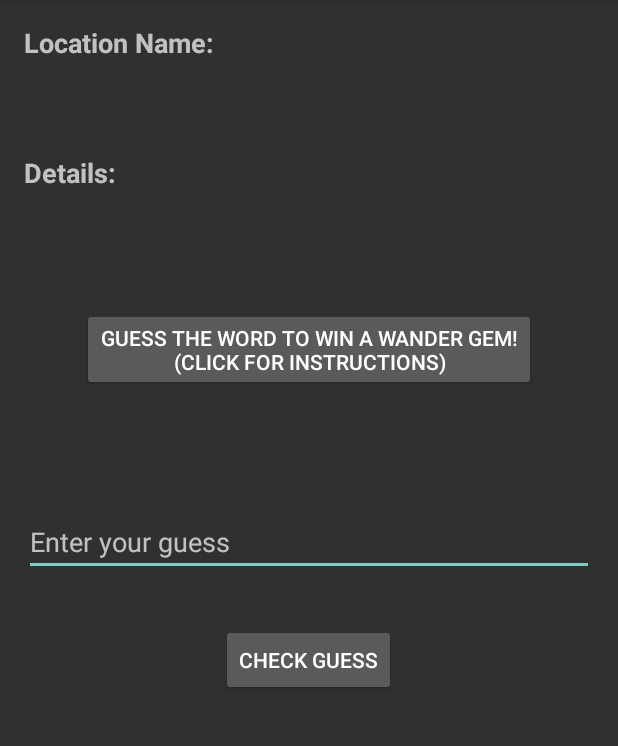
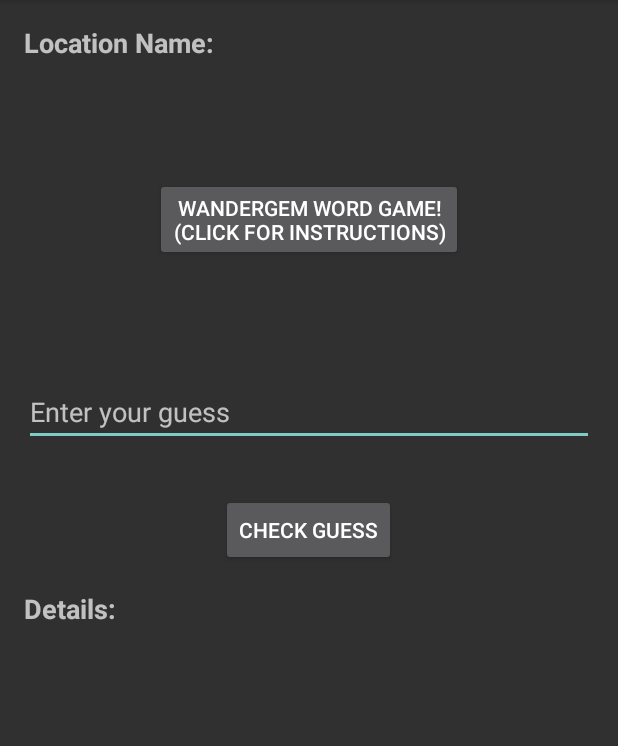
Before and after one commit to jaylinsg/WanderWord_AndroidApp, an Android app: the LocationDetailActivity screen opened directly, with no data from a screen before it, on a phone screen of 412 x 824 dp, the part 84-830 px from its top. Run offline under Robolectric (Android 15) with nearby library versions, the phone set to English and light mode, and no system bars; 3 statements that could not run were skipped.

Commit message:
when user wins, wandergem appears in fragment

```diff
--- a/app/src/main/res/layout/activity_location_detail.xml
+++ b/app/src/main/res/layout/activity_location_detail.xml
@@ -33,14 +33,14 @@
             android:id="@+id/gameFragmentContainer"
             android:layout_width="match_parent"
             android:layout_height="wrap_content"
-            android:layout_below="@id/locationDetailsTextView"
+            android:layout_below="@id/locationNameTextView"
             android:layout_marginTop="16dp"/>
 
         <TextView
             android:id="@+id/locationDetailsLabel"
             android:layout_width="wrap_content"
             android:layout_height="wrap_content"
-            android:layout_below="@id/locationNameTextView"
+            android:layout_below="@id/gameFragmentContainer"
             android:text="@string/location_details_label"
             android:textStyle="bold"
             android:textSize="18sp"
--- a/app/src/main/res/values/strings.xml
+++ b/app/src/main/res/values/strings.xml
@@ -32,11 +32,12 @@
     <string name="check">Check</string>
     <string name="enter_your_guess">Enter your guess</string>
     <string name="check_guess">Check Guess</string>
-    <string name="instructions">Guess The Word To Win A Wander Gem!\n(Click For Instructions) </string>
+    <string name="instructions">WanderGem Word Game!\n(Click For Instructions) </string>
     <string name="congratulations_message">Congratulations You Won!</string>
 
     <!-- For Collection -->
     <string name="collected_rewards">Collected WanderGems</string>
     <string name="not_collected_rewards">Locked WanderGems</string>
+    <string name="wandergem_description">"A new WanderGem has been added to your collection! "</string>
 
 </resources>
```
Also changed, not shown: app/src/main/res/layout/fragment_congratulations.xml (+29 -6 lines).
